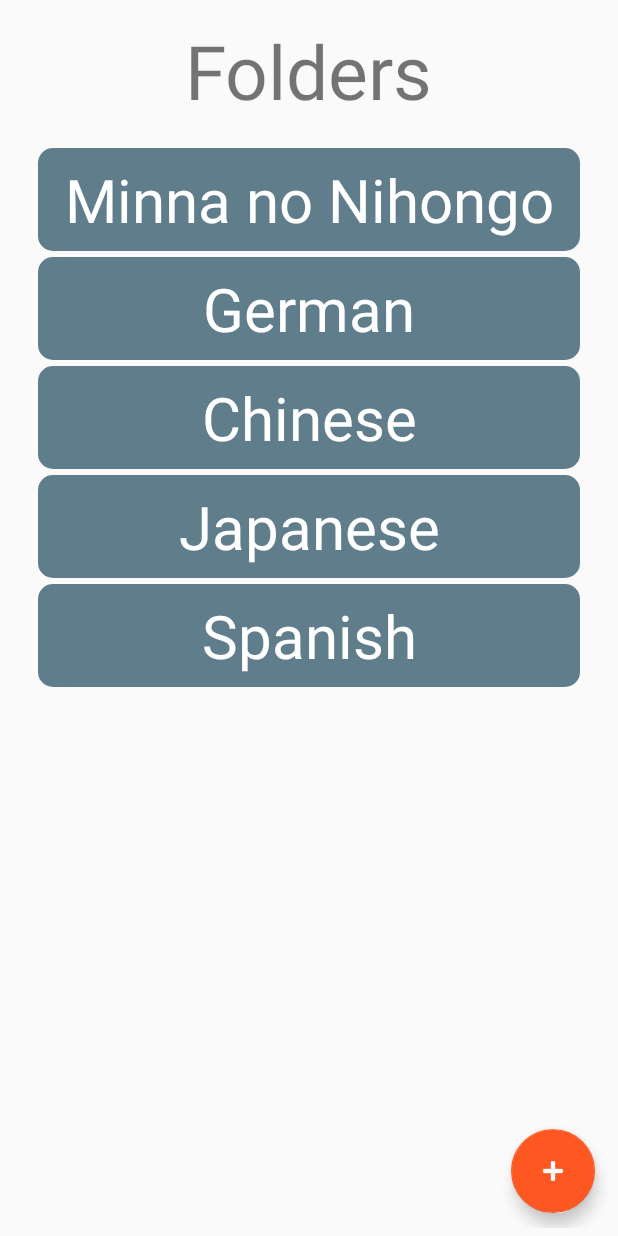
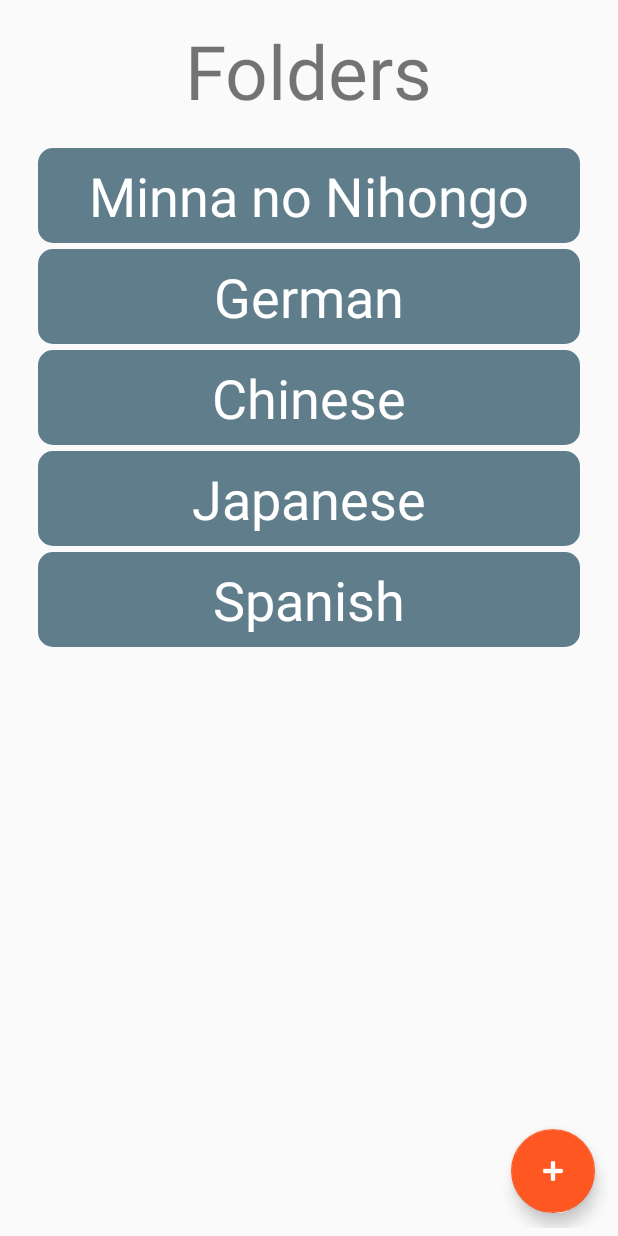
Before and after one commit to cubei/flashcards, an Android app: the screen it shows after launch (MainActivity), on a phone screen of 412 x 824 dp. Run offline under Robolectric (Android 15) with nearby library versions, the phone set to English and light mode, and no system bars.

Commit message:
Build release

```diff
--- a/app/build.gradle
+++ b/app/build.gradle
@@ -6,8 +6,8 @@ android {
         applicationId "com.quchen.flashcard"
         minSdkVersion 21
         targetSdkVersion 26
-        versionCode 6
-        versionName "1.1.2"
+        versionCode 7
+        versionName "1.1.3"
         testInstrumentationRunner "android.support.test.runner.AndroidJUnitRunner"
     }
     buildTypes {
--- a/app/src/main/res/layout/activity_list_view.xml
+++ b/app/src/main/res/layout/activity_list_view.xml
@@ -39,7 +39,8 @@
                 android:layout_height="wrap_content"
                 android:layout_weight="1"
                 android:textAlignment="viewStart"
-                android:text="@string/listCfg_radioBtn_Left"/>
+                android:text="@string/listCfg_radioBtn_Left"
+                android:textSize="20sp"/>
 
             <TextView
                 android:id="@+id/rightHeader"
@@ -47,7 +48,8 @@
                 android:layout_height="wrap_content"
                 android:layout_weight="1"
                 android:textAlignment="viewEnd"
-                android:text="@string/listCfg_radioBtn_Right"/>
+                android:text="@string/listCfg_radioBtn_Right"
+                android:textSize="20sp"/>
 
         </LinearLayout>
 
--- a/app/src/main/res/layout/folder_item_view.xml
+++ b/app/src/main/res/layout/folder_item_view.xml
@@ -10,8 +10,8 @@
         android:id="@+id/label"
         android:layout_width="match_parent"
         android:layout_height="wrap_content"
-        android:text="Folder"
+        android:text="Minna no nihongo asdf"
         android:textAlignment="center"
         android:textColor="#ffffff"
-        android:textSize="40sp" />
+        android:textSize="36sp"/>
 </LinearLayout>
--- a/app/src/main/res/layout/list_view_item_view.xml
+++ b/app/src/main/res/layout/list_view_item_view.xml
@@ -15,7 +15,8 @@
         android:layout_weight="1"
         android:textAlignment="viewEnd"
         android:text="@string/listCfg_radioBtn_Left"
-        android:textColor="#ffffff" />
+        android:textColor="#ffffff"
+        android:textSize="18sp" />
 
     <View
         android:layout_width="2dp"
@@ -31,6 +32,7 @@
         android:layout_weight="1"
         android:textAlignment="viewStart"
         android:text="@string/listCfg_radioBtn_Right"
-        android:textColor="#ffffff" />
+        android:textColor="#ffffff"
+        android:textSize="18sp" />
 
 </LinearLayout>
```
Also changed, not shown: 3 other files.
